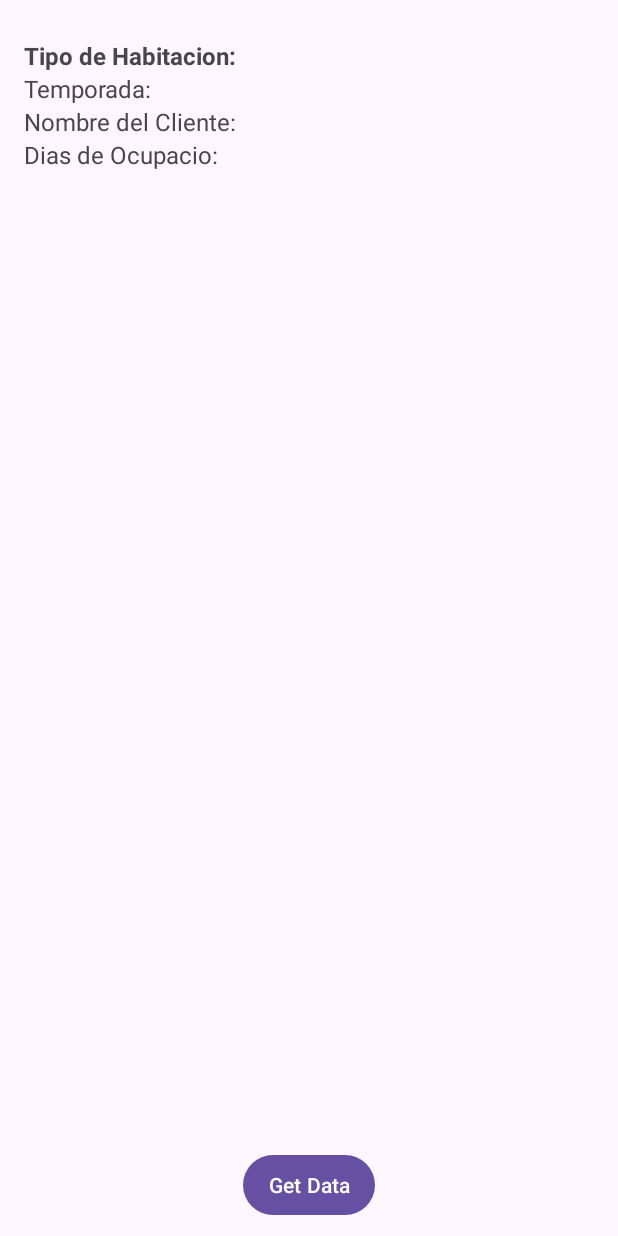
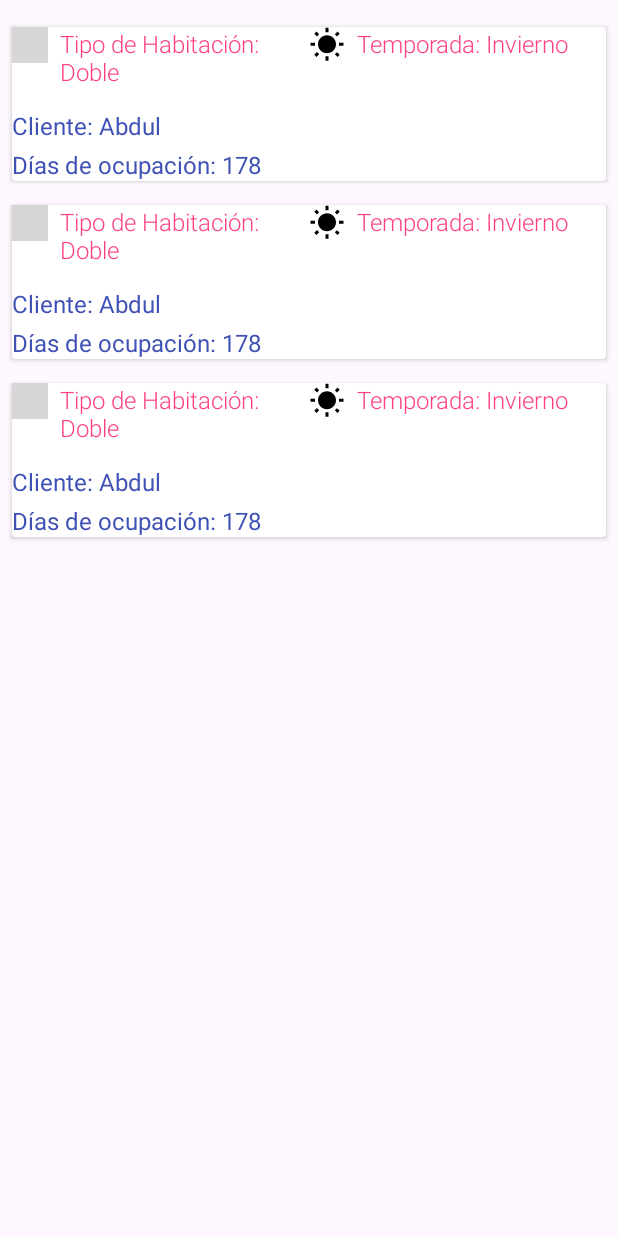
Before and after one commit to damsito007/HotelPlayaParadise_AppMovil, an Android app: the layout fragment_consulta1.xml on its own in the app's theme, with its tools: preview values and no code run, on a phone screen of 412 x 824 dp. Run offline under Robolectric (Android 15) with nearby library versions, the phone set to English and light mode, and no system bars; grey boxes are pictures that could not be loaded.

Commit message:
fix problems with the conection of the api to the project and add new design for the fragment of Consult 1

```diff
--- a/app/src/main/java/com/example/hotelplayaparadise_appmovil/ApiAdapterConsult1.java
+++ b/app/src/main/java/com/example/hotelplayaparadise_appmovil/ApiAdapterConsult1.java
@@ -28,10 +28,10 @@ public class ApiAdapterConsult1 extends RecyclerView.Adapter<ApiAdapterConsult1.
 
         public ApiViewHolder(@NonNull View itemView) {
             super(itemView);
-            TipoHabitacion = itemView.findViewById(R.id.item_TipoHabitacion);
-            Temporada = itemView.findViewById(R.id.item_Temporada);
-            NombreCliente = itemView.findViewById(R.id.item_Nombre);
-            DiasOcupacion = itemView.findViewById(R.id.item_DiasOcupacion);
+            TipoHabitacion = itemView.findViewById(R.id.text_TipoHabitacion);
+            Temporada = itemView.findViewById(R.id.textTemporada);
+            NombreCliente = itemView.findViewById(R.id.textNombre_Cliente);
+            DiasOcupacion = itemView.findViewById(R.id.textDias_ocupacion);
         }
     }
 
@@ -51,10 +51,11 @@ public class ApiAdapterConsult1 extends RecyclerView.Adapter<ApiAdapterConsult1.
         // Obtener el elemento de la lista en la posición actual y reemplazar el contenido de la vista
         ApiConsulta1 currentItem = dataList.get(position);
 
-        holder.TipoHabitacion.setText(currentItem.getTipoHabitacion());
-        holder.Temporada.setText(currentItem.getTemporada());
-        holder.NombreCliente.setText(currentItem.getNombreCliente());
-        holder.DiasOcupacion.setText(currentItem.getDiasOcupacion());
+        holder.TipoHabitacion.setText("Tipo de Habitación: " + currentItem.getTipoHabitacion());
+        holder.Temporada.setText("Temporada: " + currentItem.getTemporada());
+        holder.NombreCliente.setText("Nombre del Cliente: " + currentItem.getNombreClientes());
+        holder.DiasOcupacion.setText("Días de Ocupación: " + currentItem.getDiasOcupacion());
+
     }
 
     // Devuelve el tamaño de tu dataset (invocado por el layout manager)
--- a/app/src/main/java/com/example/hotelplayaparadise_appmovil/Consulta1.kt
+++ b/app/src/main/java/com/example/hotelplayaparadise_appmovil/Consulta1.kt
@@ -34,6 +34,7 @@ class Consulta1 : Fragment() {
         arguments?.let {
             param1 = it.getString(ARG_PARAM1)
             param2 = it.getString(ARG_PARAM2)
+
         }
     }
 
@@ -51,10 +52,10 @@ class Consulta1 : Fragment() {
         setupRecyclerView()
 
         // Hacer la solicitud a la API al hacer clic en el botón
-        binding.btnGetData.setOnClickListener {
 
-            fetchDataFromApi()
-        }
+
+        fetchDataFromApi()
+
 
         return view
 
@@ -68,15 +69,21 @@ class Consulta1 : Fragment() {
         adapter = ApiAdapterConsult1(dataList)  // Usa tu lista global
         binding.recyclerView.layoutManager = LinearLayoutManager(context)
         binding.recyclerView.adapter = adapter
-        binding.recyclerView.layoutManager = LinearLayoutManager(requireContext())
+
     }
 
     private fun fetchDataFromApi() {
+        // Muestra el ProgressBar
+        binding.progressBar.visibility = View.VISIBLE
+
         // URL de la API
         val url = "https://0fdkzrqz-5069.use.devtunnels.ms/diasOcupacion_Habitaciones_x_Temporada_and_clientes"
 
         // Hacemos la petición GET usando Fuel
         Fuel.get(url).responseString { _, _, result ->
+            // Oculta el ProgressBar al finalizar la solicitud
+            binding.progressBar.visibility = View.GONE
+
             when (result) {
                 is Result.Failure -> {
                     // Manejar errores en la petición
@@ -112,6 +119,7 @@ class Consulta1 : Fragment() {
         }
     }
 
+
     override fun onDestroyView() {
         super.onDestroyView()
         _binding = null
--- a/app/src/main/java/com/example/hotelplayaparadise_appmovil/Global.kt
+++ b/app/src/main/java/com/example/hotelplayaparadise_appmovil/Global.kt
@@ -1,6 +1,13 @@
 package com.example.hotelplayaparadise_appmovil
 
-data class ApiConsulta1(val TipoHabitacion: String, val Temporada: String, val NombreCliente: String, val DiasOcupacion: Int)
+import com.google.gson.annotations.SerializedName
+
+data class ApiConsulta1(
+    @SerializedName("Tipo Habitacion") val tipoHabitacion: String,
+    @SerializedName("Temporada") val temporada: String,
+    @SerializedName("Nombre Clientes") val nombreClientes: String,
+    @SerializedName("Dias Ocupacion") val diasOcupacion: Int
+)
 
 // Lista global para almacenar los resultados
 var dataList: MutableList<ApiConsulta1> = mutableListOf()
--- a/app/src/main/res/layout/fragment_consulta1.xml
+++ b/app/src/main/res/layout/fragment_consulta1.xml
@@ -11,22 +11,21 @@
         android:orientation="vertical"
         tools:ignore="UselessParent">
 
+        <ProgressBar
+            android:id="@+id/progressBar"
+            android:layout_width="80dp"
+            android:layout_height="80dp"
+            android:layout_gravity="center"
+            android:visibility="gone"
+            android:indeterminateTint="@android:color/holo_green_light" />
+
         <androidx.recyclerview.widget.RecyclerView
             android:id="@+id/recyclerView"
             android:layout_width="match_parent"
             android:layout_height="0dp"
             android:layout_weight="1"
             android:layout_marginTop="10sp"
-            tools:listitem="@layout/item_recyclerview_consult1"/> <!-- Ocupa el espacio restante -->
-
-        <Button
-        android:id="@+id/btnGetData"
-        android:layout_width="wrap_content"
-        android:layout_height="wrap_content"
-        android:text="@string/get_data"
-        android:layout_gravity="center"
-        android:padding="8dp"
-        android:layout_marginBottom="10sp"/>
+            tools:listitem="@layout/item_recyclerview_consult1"/>
 
     </LinearLayout>
 </FrameLayout>
--- a/app/src/main/res/layout/item_recyclerview_consult1.xml
+++ b/app/src/main/res/layout/item_recyclerview_consult1.xml
@@ -1,43 +1,94 @@
 <?xml version="1.0" encoding="utf-8"?>
-<androidx.constraintlayout.widget.ConstraintLayout xmlns:android="http://schemas.android.com/apk/res/android"
-    xmlns:tools="http://schemas.android.com/tools"
+<androidx.cardview.widget.CardView xmlns:android="http://schemas.android.com/apk/res/android"
     android:layout_width="match_parent"
-    android:layout_height="match_parent">
+    android:layout_height="wrap_content"
+    android:layout_margin="8dp"
+    android:elevation="4dp">
+
+
     <LinearLayout
         android:layout_width="match_parent"
         android:layout_height="wrap_content"
-        android:orientation="vertical"
-        android:padding="16dp"
-        tools:ignore="MissingConstraints">
+        android:orientation="vertical">
+
+        <LinearLayout
+            android:layout_width="match_parent"
+            android:layout_height="wrap_content"
+            android:orientation="horizontal"
+            android:weightSum="2">
+
+
+            <LinearLayout
+                android:layout_width="0dp"
+                android:layout_height="wrap_content"
+                android:layout_weight="1"
+                android:orientation="horizontal">
+
+                <ImageView
+                    android:layout_width="24dp"
+                    android:layout_height="24dp"
+                    android:src="@drawable/ic_hotel_room"
+                    android:layout_marginEnd="8dp"
+                    android:contentDescription="Icono de habitación" />
 
                 <TextView
-            android:id="@+id/item_TipoHabitacion"
+                    android:id="@+id/text_TipoHabitacion"
                     android:layout_width="wrap_content"
                     android:layout_height="wrap_content"
-            android:text="Tipo de Habitacion:"
-            android:textStyle="bold"
-            android:textSize="16sp"/>
+                    android:text="Tipo de Habitación: Doble"
+                    android:textSize="16sp"
+                    android:textColor="@color/colorSecondary"
+                    android:fontFamily="sans-serif-light"
+                    android:layout_marginBottom="6dp"/>
+            </LinearLayout>
+
+
+            <LinearLayout
+                android:layout_width="0dp"
+                android:layout_height="wrap_content"
+                android:layout_weight="1"
+                android:orientation="horizontal">
+
+                <ImageView
+                    android:layout_width="24dp"
+                    android:layout_height="24dp"
+                    android:src="@drawable/ic_season"
+                    android:layout_marginEnd="8dp"
+                    android:contentDescription="Icono de temporada" />
 
                 <TextView
-            android:id="@+id/item_Temporada"
+                    android:id="@+id/textTemporada"
                     android:layout_width="wrap_content"
                     android:layout_height="wrap_content"
-            android:text="Temporada:"
-            android:textSize="16sp" />
+                    android:text="Temporada: Invierno"
+                    android:textSize="16sp"
+                    android:textColor="@color/colorSecondary"
+                    android:fontFamily="sans-serif-light"
+                    android:layout_marginBottom="6dp"/>
+            </LinearLayout>
+        </LinearLayout>
+
 
         <TextView
-            android:id="@+id/item_Nombre"
+            android:id="@+id/textNombre_Cliente"
             android:layout_width="wrap_content"
             android:layout_height="wrap_content"
-            android:text="Nombre del Cliente:"
-            android:textSize="16sp" />
+            android:text="Cliente: Abdul"
+            android:textSize="16sp"
+            android:textColor="@color/colorPrimary"
+            android:fontFamily="sans-serif"
+            android:layout_marginTop="8dp"/>
+
 
         <TextView
-            android:id="@+id/item_DiasOcupacion"
+            android:id="@+id/textDias_ocupacion"
             android:layout_width="wrap_content"
             android:layout_height="wrap_content"
-            android:text="Dias de Ocupacio:"
-            android:textSize="16sp" />
+            android:text="Días de ocupación: 178"
+            android:textSize="16sp"
+            android:textColor="@color/colorPrimary"
+            android:fontFamily="sans-serif"
+            android:layout_marginTop="4dp"/>
+    </LinearLayout>
 
-    </LinearLayout>
-</androidx.constraintlayout.widget.ConstraintLayout>
+</androidx.cardview.widget.CardView>
```
Lines whose indentation alone changed are shown as unchanged.
